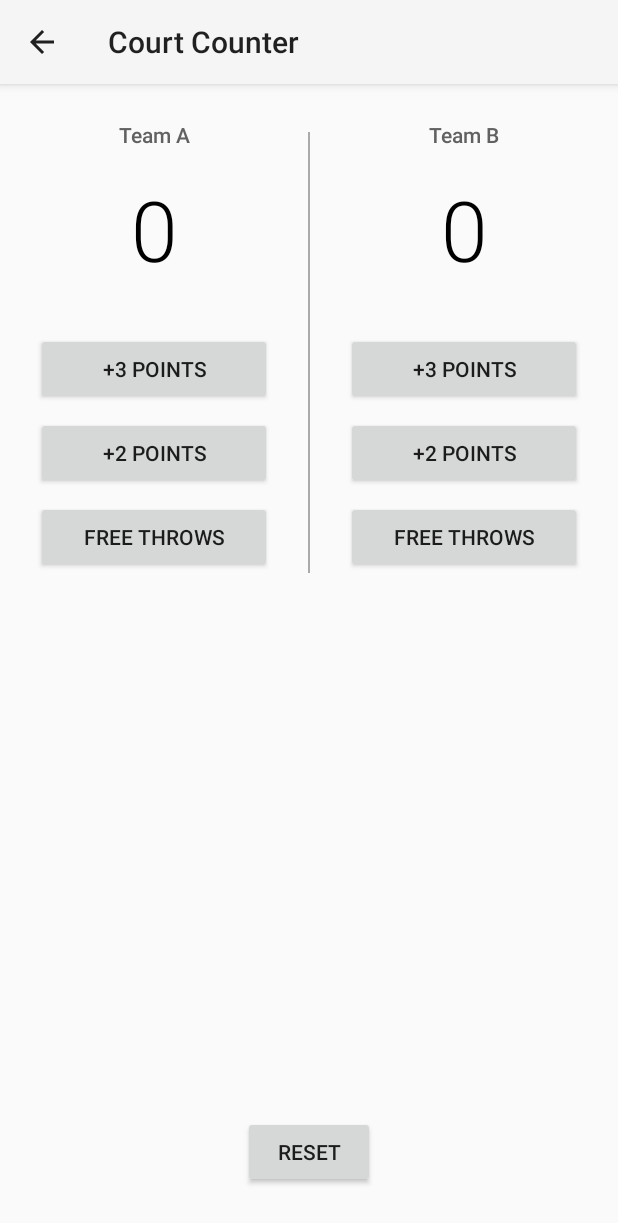
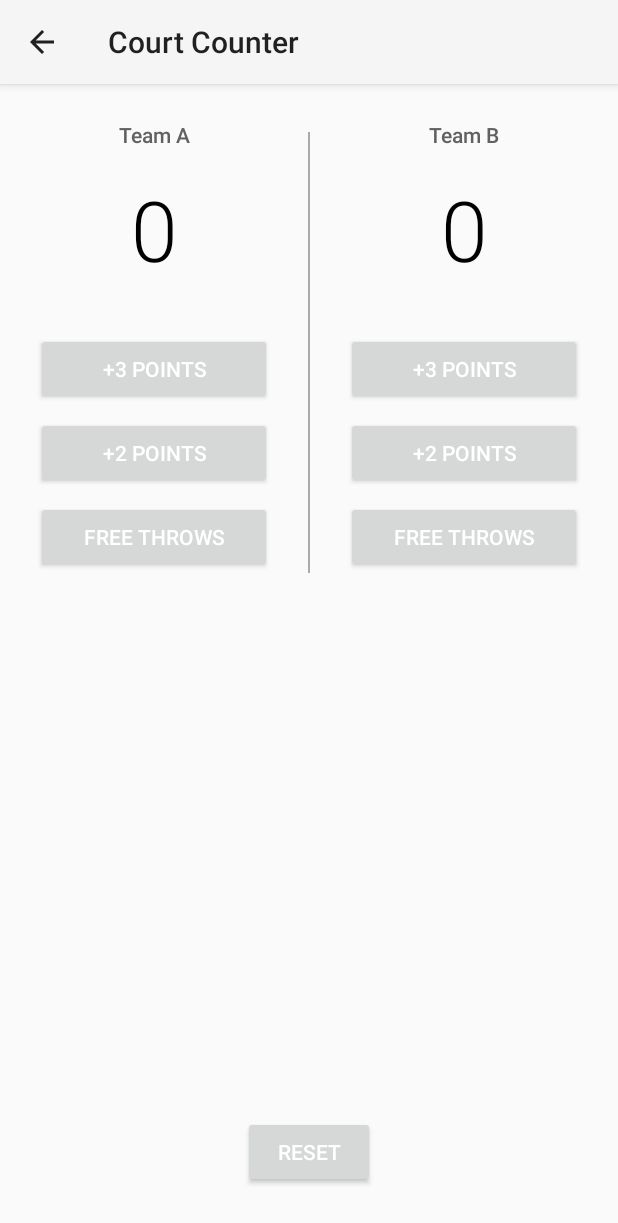
Before and after one commit to PoisonIvysaurBridge/WIRTECRepo, an Android app: the CourtCounter screen opened directly, with no data from a screen before it, on a phone screen of 412 x 824 dp. Shown: the top 1223 px of the screen. Run offline under Robolectric (Android 15) with nearby library versions, the phone set to English and light mode, and no system bars.

Commit message:
changed button text color to white

```diff
--- a/app/src/main/res/layout/court_counter.xml
+++ b/app/src/main/res/layout/court_counter.xml
@@ -47,21 +47,24 @@
                 android:layout_height="wrap_content"
                 android:layout_marginTop="24dp"
                 android:onClick="addThreeForTeamA"
-                android:text="+3 Points" />
+                android:text="+3 Points"
+                android:textColor="@android:color/white" />
 
             <Button
                 android:layout_width="match_parent"
                 android:layout_height="wrap_content"
                 android:layout_marginTop="8dp"
                 android:onClick="addTwoForTeamA"
-                android:text="+2 Points" />
+                android:text="+2 Points"
+                android:textColor="@android:color/white" />
 
             <Button
                 android:layout_width="match_parent"
                 android:layout_height="wrap_content"
                 android:layout_marginTop="8dp"
                 android:onClick="addOneForTeamA"
-                android:text="Free Throws" />
+                android:text="Free Throws"
+                android:textColor="@android:color/white" />
         </LinearLayout>
 
         <View
@@ -105,21 +108,24 @@
                 android:layout_height="wrap_content"
                 android:layout_marginTop="24dp"
                 android:onClick="addThreeForTeamB"
-                android:text="+3 Points" />
+                android:text="+3 Points"
+                android:textColor="@android:color/white" />
 
             <Button
                 android:layout_width="match_parent"
                 android:layout_height="wrap_content"
                 android:layout_marginTop="8dp"
                 android:onClick="addTwoForTeamB"
-                android:text="+2 Points" />
+                android:text="+2 Points"
+                android:textColor="@android:color/white" />
 
             <Button
                 android:layout_width="match_parent"
                 android:layout_height="wrap_content"
                 android:layout_marginTop="8dp"
                 android:onClick="addOneForTeamB"
-                android:text="Free Throws" />
+                android:text="Free Throws"
+                android:textColor="@android:color/white" />
         </LinearLayout>
 
 
@@ -132,5 +138,6 @@
         android:layout_centerHorizontal="true"
         android:layout_marginBottom="32dp"
         android:onClick="resetScores"
-        android:text="Reset" />
+        android:text="Reset"
+        android:textColor="@android:color/white" />
 </RelativeLayout>
```
